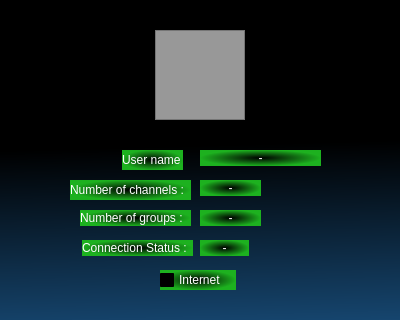
First picture: the form in messenger1/profile.ui, repository Lucimad007/Messenger_sprites_6, before the edit; both pictures show x 0 to 400 and y 0 to 320 of the 400 by 560 pixel window.
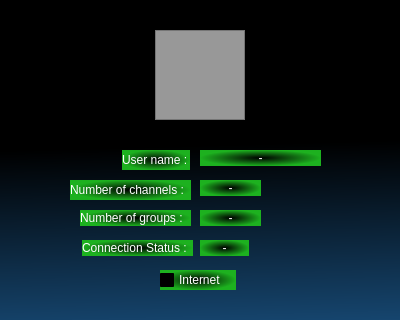
Second picture: the form after the edit.

Commit message: App : slots for profile.ui

```diff
--- a/messenger1/profile.ui
+++ b/messenger1/profile.ui
@@ -34,7 +34,7 @@
     <rect>
      <x>122</x>
      <y>150</y>
-     <width>61</width>
+     <width>68</width>
      <height>20</height>
     </rect>
    </property>
```
The commit also changes 2 other files.
